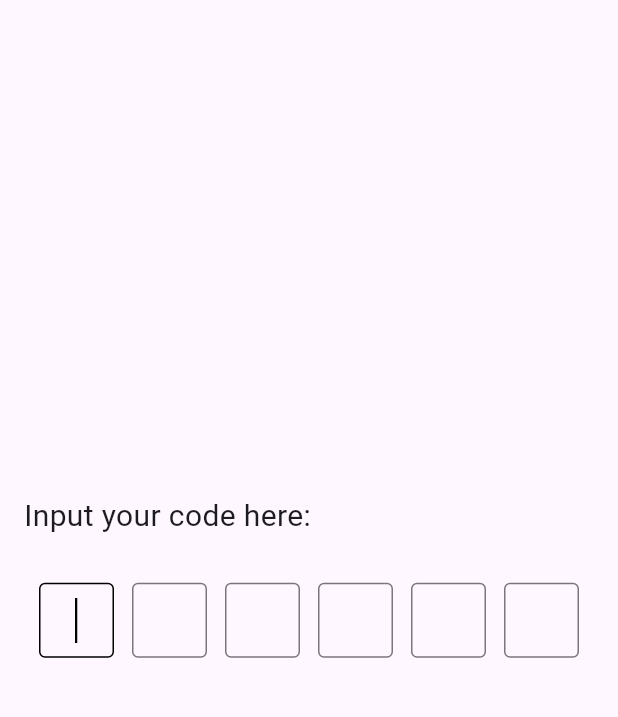
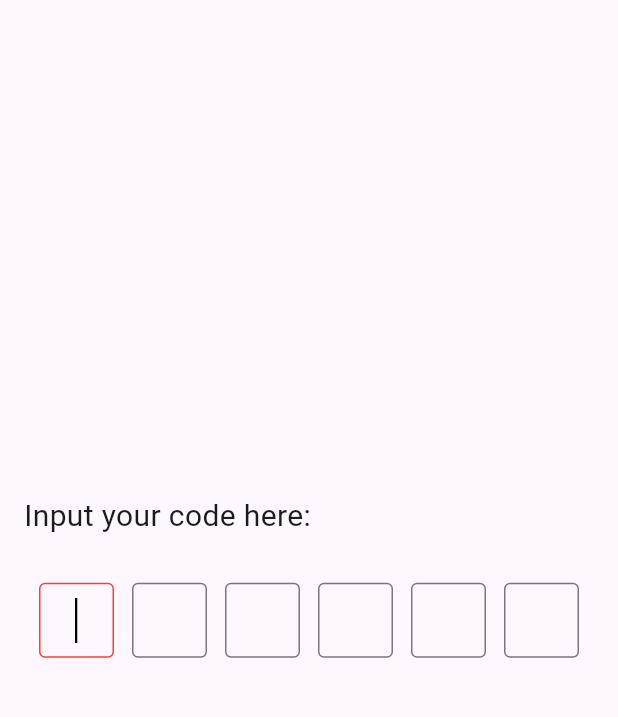
Before and after one commit to fateme-shm/otp_plus, a Flutter app: the screen it shows after launch, on a phone screen of 412 x 824 dp, the part 84-801 px from its top. Run offline on Flutter 3.47's test engine with Material 3 defaults, Android fonts, the phone set to English and light mode, and no system bars.

Commit message:
edit README.md

```diff
--- a/example/lib/main.dart
+++ b/example/lib/main.dart
@@ -48,6 +48,8 @@ class _MyHomePageState extends State<MyHomePage> {
                 shape: OtpFieldShape.square,
                 size: 50,
                 obscureText: true,
+                borderColor: Colors.red,
+                focusedBorderColor: Colors.red,
                 //Add optional values here
                 onCompleted: (code) {
                   // Add OTP verification logic here
```
Also changed, not shown: 2 other files.
